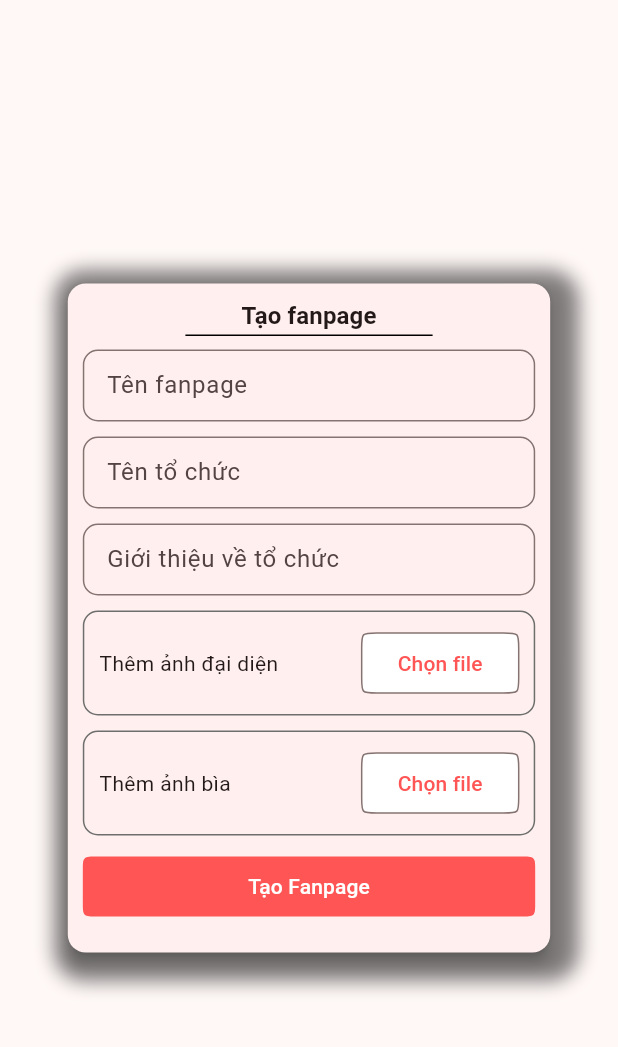
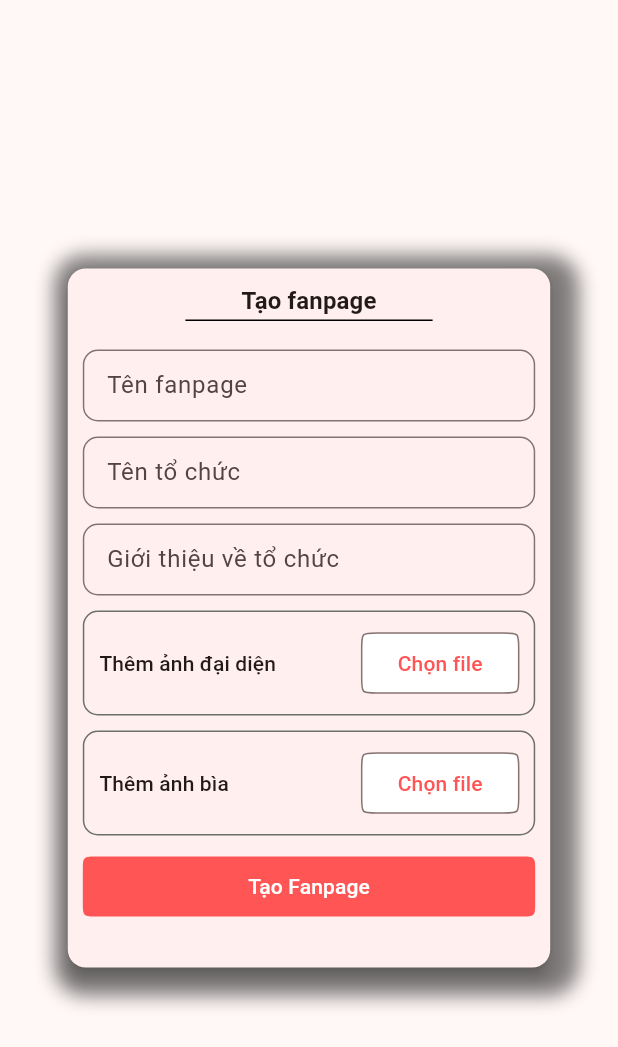
Before and after one commit to cuong02n/volunteer_app, a Flutter app: the NewPageBody widget shown alone on an empty page, opened directly, on a phone screen of 412 x 824 dp. Shown: the top 1047 px of the screen. Run offline on Flutter 3.47's test engine with Material 3 defaults, Android fonts, the phone set to English and light mode, and no system bars; our stand-ins replace flutter_markdown, go_router, image_picker, sizer; statements that could not run were skipped.

Commit message:
Fix some UI bugs

```diff
--- /dev/null
+++ b/front-end/devtools_options.yaml
@@ -0,0 +1 @@
+extensions:
--- a/front-end/lib/pages/page/new/newpage_body.dart
+++ b/front-end/lib/pages/page/new/newpage_body.dart
@@ -36,7 +36,10 @@ class NewPageBody extends StatelessWidget {
                     constraints: BoxConstraints(maxHeight: 80.h),
                     child: ScrollConfiguration(
                         behavior: ScrollConfiguration.of(context).copyWith(scrollbars: false),
-                        child: SingleChildScrollView(child: NewPageForm()))),
+                        child: SingleChildScrollView(child: Padding(
+                          padding: const EdgeInsets.symmetric(vertical: 10),
+                          child: NewPageForm(),
+                        )))),
                 const SizedBox(height: 10),
               ],
             ),
--- a/front-end/lib/widgets/image_picker.dart
+++ b/front-end/lib/widgets/image_picker.dart
@@ -53,7 +53,7 @@ class _ImagePickerFieldState extends State<ImagePickerField> {
             Row(
               mainAxisAlignment: MainAxisAlignment.spaceBetween,
               children: [
-                Text(widget.title),
+                Text(widget.title, style: context.appTheme.textTheme.labelLarge,),
                 OutlinedButton(onPressed: _chooseFile, child: Text("Chọn file"))
               ],
             ),
--- a/front-end/pubspec.yaml
+++ b/front-end/pubspec.yaml
@@ -39,6 +39,7 @@ dependencies:
   sizer: ^2.0.15
   flutter_markdown: ^0.6.18+2
   image_picker: ^1.0.4
+  flutter_bloc: ^8.1.3
 
 dev_dependencies:
   flutter_test:
```
Also changed, not shown: front-end/lib/blocs/form_bloc.dart (added), front-end/pubspec.lock.
